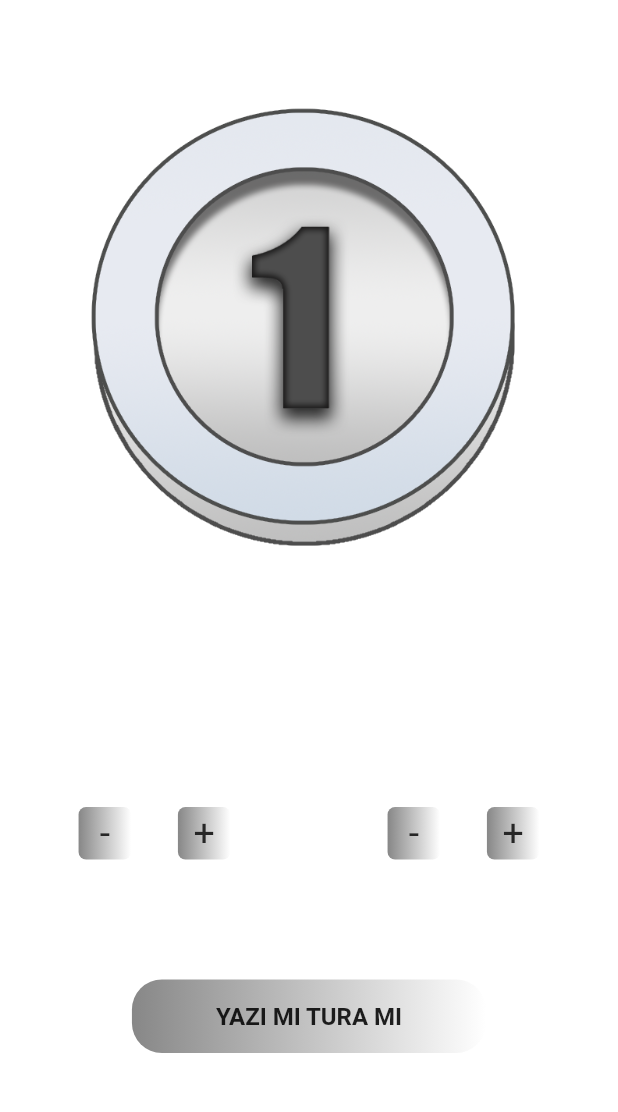
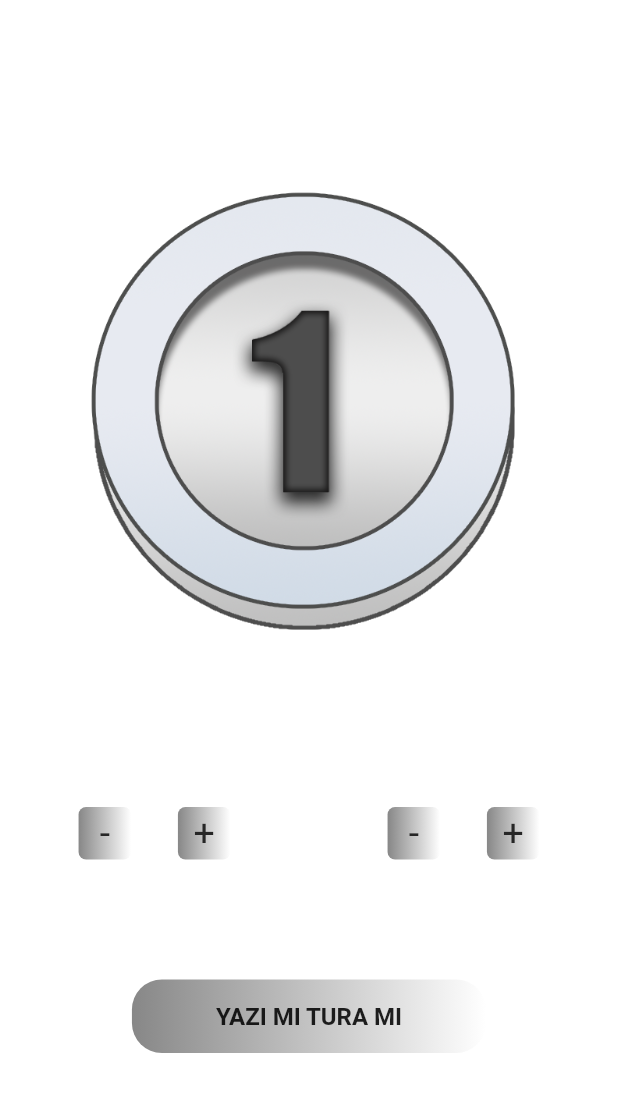
Before and after one commit to KLYCHUB/heads_or_tails, a Flutter app: the screen it shows after launch, on a phone screen of 412 x 824 dp, the part 63-1175 px from its top. Run offline on Flutter 3.47's test engine with Material 2 defaults, Android fonts, the phone set to English and light mode, and no system bars; drawn by our look-alikes of flip_card; our stand-ins replace font_awesome_flutter.

Commit message:
Update V1

```diff
--- a/lib/pages/home_page.dart
+++ b/lib/pages/home_page.dart
@@ -117,8 +117,8 @@ class _MyHomePageState extends State<MyHomePage> {
         title: _appBarTitle(context),
       ),
       body: Column(
-        mainAxisAlignment: MainAxisAlignment.end,
         children: [
+          const Spacer(),
           Padding(
             padding: const EdgeInsets.all(50.0),
             child: FlipCard(
--- a/lib/product/utils/constants.dart
+++ b/lib/product/utils/constants.dart
@@ -2,14 +2,14 @@ import 'package:flutter/cupertino.dart';
 
 class ProjectPadding {
   final EdgeInsets headsTailseAssetsSymmetric2X =
-      const EdgeInsets.symmetric(horizontal: 30, vertical: 10);
+      const EdgeInsets.symmetric(horizontal: 0, vertical: 0);
   final EdgeInsets headsTailseAssetsSymmetric =
       const EdgeInsets.symmetric(horizontal: 40, vertical: 15);
   final EdgeInsets buttonSymetirc = const EdgeInsets.symmetric(vertical: 80);
   final EdgeInsets gamePageSymetric =
       const EdgeInsets.symmetric(horizontal: 20, vertical: 20);
   final EdgeInsets showDiaologSymetric =
-      const EdgeInsets.symmetric(vertical: 80);
+      const EdgeInsets.symmetric(vertical: 75);
 }
 
 class ProjectCircular {
```
Also changed, not shown: 6 other files.
